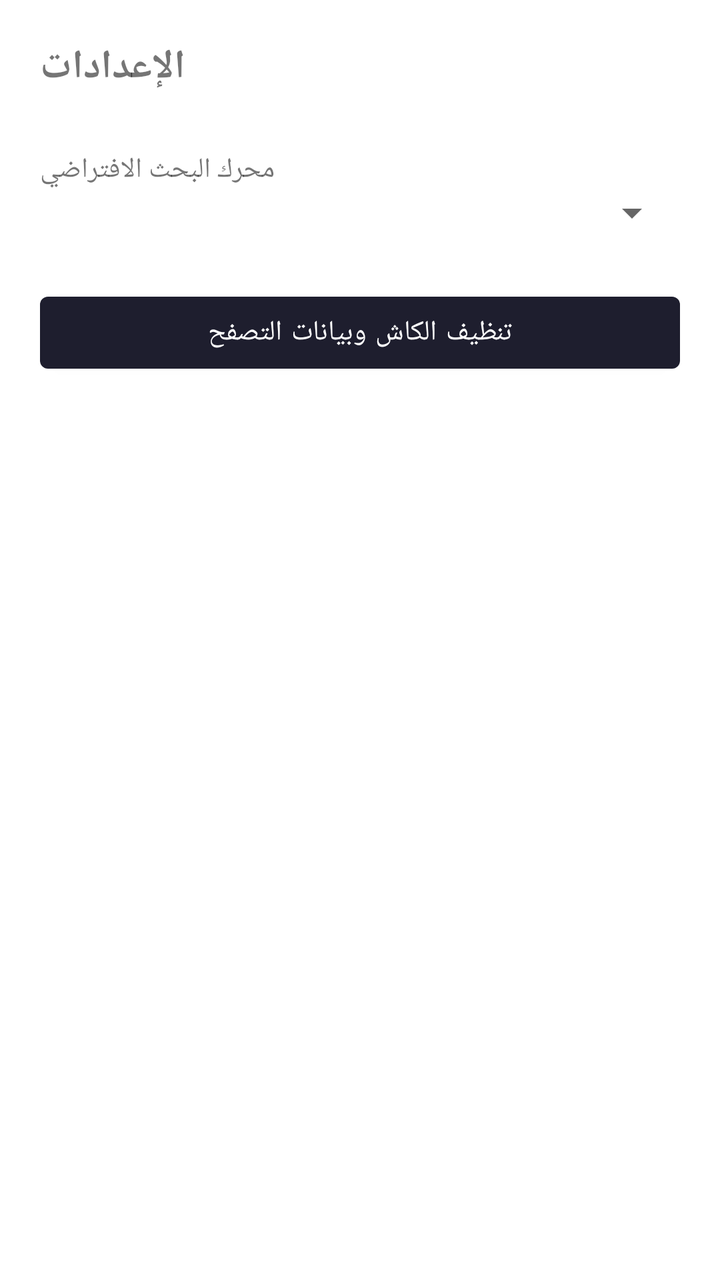
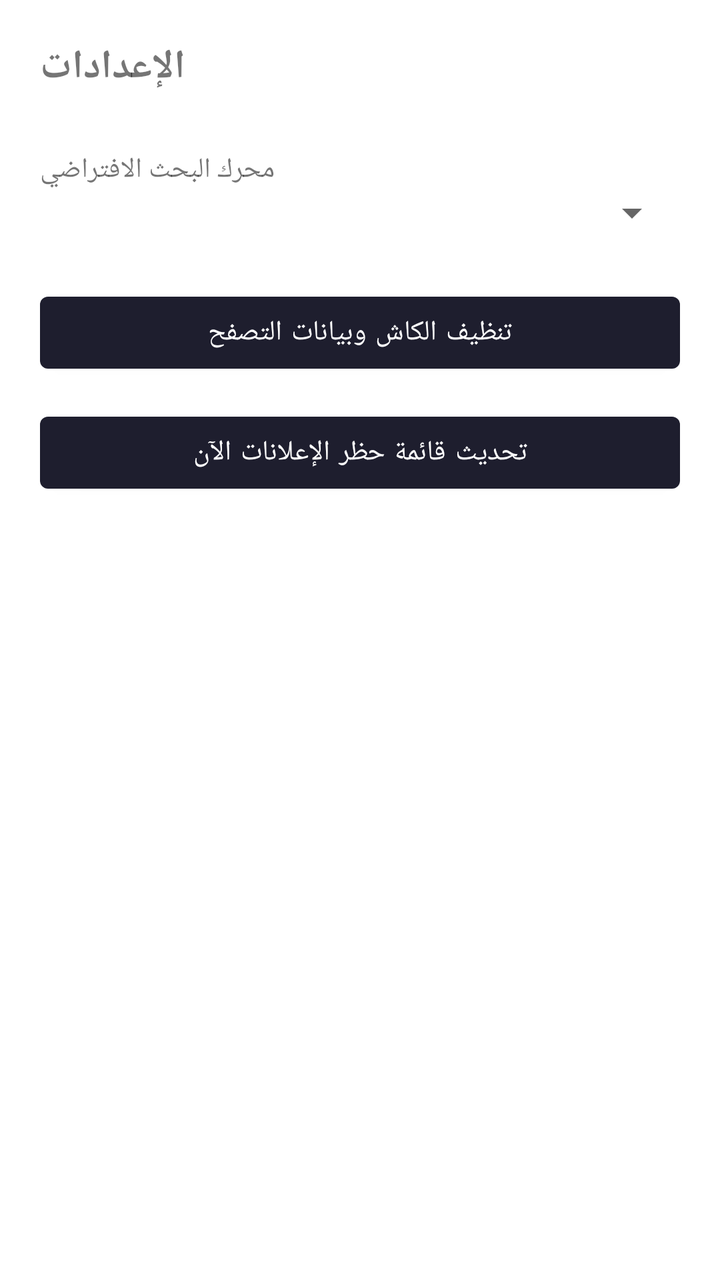

An Android layout rendered at two revisions. The XML below is the earlier revision; the diff shows what the commit changed to produce the second picture.
<!-- AndroidManifest.xml: application theme Theme.StarSyria -->
<!-- res/layout/activity_settings.xml -->
<?xml version="1.0" encoding="utf-8"?>
<LinearLayout xmlns:android="http://schemas.android.com/apk/res/android"
    android:layout_width="match_parent"
    android:layout_height="match_parent"
    android:orientation="vertical"
    android:padding="20dp">

    <TextView
        android:layout_width="wrap_content"
        android:layout_height="wrap_content"
        android:text="@string/settings_title"
        android:textSize="20sp"
        android:textStyle="bold"
        android:layout_marginBottom="16dp" />

    <TextView
        android:layout_width="wrap_content"
        android:layout_height="wrap_content"
        android:text="@string/search_engine_label"
        android:layout_marginTop="12dp" />

    <Spinner
        android:id="@+id/spinner_search_engine"
        android:layout_width="match_parent"
        android:layout_height="wrap_content" />

    <Button
        android:id="@+id/btn_clear_cache"
        android:layout_width="match_parent"
        android:layout_height="wrap_content"
        android:layout_marginTop="24dp"
        android:text="@string/clear_cache" />

    
    <View
        android:layout_width="match_parent"
        android:layout_height="0dp"
        android:layout_weight="1" />

    <TextView
        android:id="@+id/tv_version"
        android:layout_width="match_parent"
        android:layout_height="wrap_content"
        android:gravity="center"
        android:textSize="12sp"
        android:textColor="#999999"
        android:paddingBottom="12dp" />

</LinearLayout>
<!-- resources referenced by this layout -->
<resources>
  <string name="clear_cache">تنظيف الكاش وبيانات التصفح</string>
  <string name="search_engine_label">محرك البحث الافتراضي</string>
  <string name="settings_title">الإعدادات</string>
  <style name="Theme.StarSyria" parent="Theme.MaterialComponents.DayNight.NoActionBar">
          <item name="colorPrimary">@color/toolbar_bg</item>
          <item name="colorPrimaryDark">@color/toolbar_bg</item>
          <item name="colorAccent">@color/accent_star</item>
      </style>
  <color name="toolbar_bg">#1E1E2E</color>
  <color name="accent_star">#FFC107</color>
</resources>

<!-- the commit's change to res/layout/activity_settings.xml (unified diff, before → after) -->
@@ -31,6 +31,21 @@
         android:layout_marginTop="24dp"
         android:text="@string/clear_cache" />
 
+    <Button
+        android:id="@+id/btn_update_adblock"
+        android:layout_width="match_parent"
+        android:layout_height="wrap_content"
+        android:layout_marginTop="12dp"
+        android:text="@string/update_adblock_now" />
+
+    <TextView
+        android:id="@+id/tv_adblock_status"
+        android:layout_width="match_parent"
+        android:layout_height="wrap_content"
+        android:layout_marginTop="6dp"
+        android:textSize="12sp"
+        android:textColor="#999999" />
+
     
     <View
         android:layout_width="match_parent"
<!-- resource entries referenced after the edit -->
@@ -3,6 +3,7 @@
   <string name="clear_cache">تنظيف الكاش وبيانات التصفح</string>
   <string name="search_engine_label">محرك البحث الافتراضي</string>
   <string name="settings_title">الإعدادات</string>
+  <string name="update_adblock_now">تحديث قائمة حظر الإعلانات الآن</string>
   <style name="Theme.StarSyria" parent="Theme.MaterialComponents.DayNight.NoActionBar">
           <item name="colorPrimary">@color/toolbar_bg</item>
           <item name="colorPrimaryDark">@color/toolbar_bg</item>
